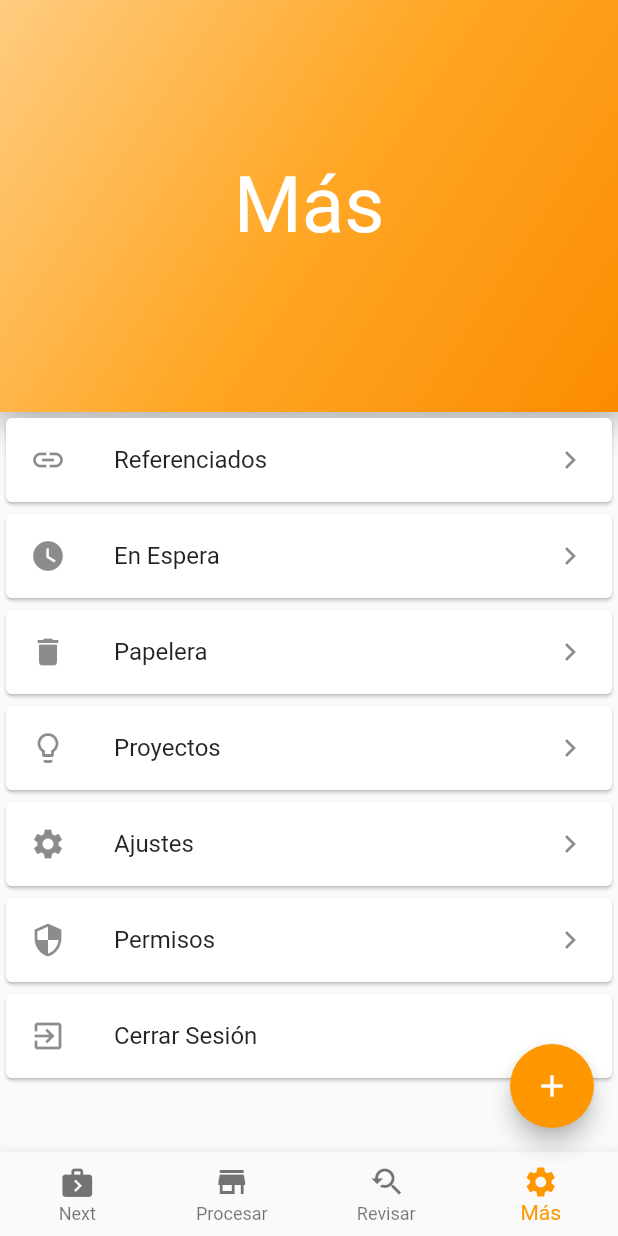
After one commit to Swanito/getting-things-done-flutter, a Flutter app: the HomeScreen screen opened directly, item 4 of the bottom bar chosen, on a phone screen of 412 x 824 dp. The commit adds this screen. Run offline on Flutter 3.47's test engine with Material 2 defaults, Android fonts, the phone set to English and light mode, and no system bars; our stand-ins replace bloc, equatable, firebase_auth, flutter_bloc, font_awesome_flutter, google_sign_in and 3 more; accounts and stored records are empty.

Commit message:
More screen and placeholders + some minor fixed

```diff
--- a/lib/auth/auth_screen.dart
+++ b/lib/auth/auth_screen.dart
@@ -28,13 +28,13 @@ class AuthScreen extends StatelessWidget {
             SizedBox(height: 60.0),
             SizedBox(
               width: double.infinity - 100,
-              height: MediaQuery.of(context).size.height / 10,
+              height: MediaQuery.of(context).size.height / 12,
               child: loginButton,
             ),
             SizedBox(height: 15.0),
             SizedBox(
               width: double.infinity - 100,
-              height: MediaQuery.of(context).size.height / 10,
+              height: MediaQuery.of(context).size.height / 12,
               child: registerButton,
             ),
           ],
@@ -46,6 +46,7 @@ class AuthScreen extends StatelessWidget {
   @override
   Widget build(BuildContext context) {
     final Widget loginButton = RaisedButton(
+      color: Colors.white,
       onPressed: () => {
         BlocProvider.of<NavigatorBloc>(context)
             .add(NavigatorAction.NavigateToLoginEvent),
@@ -54,6 +55,7 @@ class AuthScreen extends StatelessWidget {
     );
 
     final Widget registerButton = RaisedButton(
+      color: Colors.white,
       onPressed: () => {
                 BlocProvider.of<NavigatorBloc>(context)
             .add(NavigatorAction.NavigateToRegisterEvent),
--- /dev/null
+++ b/lib/common/gtd_app_bar.dart
@@ -0,0 +1,49 @@
+import 'package:flutter/material.dart';
+
+class GTDAppBar extends StatelessWidget implements PreferredSizeWidget {
+  final String _title;
+
+  GTDAppBar({@required String title})
+      : assert(title != null),
+        _title = title;
+
+  @override
+  Widget build(BuildContext context) {
+    Size media = MediaQuery.of(context).size;
+
+    return SizedBox(
+      height: media.height / 3,
+      width: media.width,
+      child: Container(
+        decoration: BoxDecoration(
+          gradient: LinearGradient(
+              begin: Alignment.bottomRight,
+              end: Alignment.topLeft,
+              colors: [
+                Colors.orange[600],
+                Colors.orange[400],
+                Colors.orange[200],
+                // Colors.orange[100],
+              ]),
+          boxShadow: [
+            BoxShadow(
+              color: Colors.grey,
+              blurRadius: 20.0, // has the effect of softening the shadow
+              spreadRadius: 5.0, // has the effect of extending the shadow
+            )
+          ],
+        ),
+        child: Center(
+          child: Text(
+            _title,
+            style: TextStyle(color: Colors.white, fontSize: 52),
+          ),
+        ),
+      ),
+    );
+  }
+
+  @override
+  // TODO: implement preferredSize
+  Size get preferredSize => Size.fromHeight(60);
+}
--- a/lib/core/core_blocs/navigator_bloc.dart
+++ b/lib/core/core_blocs/navigator_bloc.dart
@@ -41,7 +41,7 @@ class NavigatorBloc extends Bloc<NavigatorAction, dynamic> {
         navigatorKey.currentState.push(MaterialPageRoute(builder: (context) => RegisterScreen(userRepository: this.userRepository)));
         break;
       case NavigatorAction.NavigateToHome:
-        navigatorKey.currentState.push(MaterialPageRoute(builder: (context) => HomeScreen()));
+        navigatorKey.currentState.push(MaterialPageRoute(builder: (context) => HomeScreen(userRepository: userRepository)));
     }
   }
 }
--- a/lib/core/styles.dart
+++ b/lib/core/styles.dart
@@ -22,6 +22,6 @@ final kTitleStyleOrange = TextStyle(
 
 final kButtonLabel = TextStyle(
   color: Colors.orange,
-  fontFamily: 'CM Sans Serif',
-  fontSize: 14.0,
+  // fontFamily: 'CM Sans Serif',
+  fontSize: 16.0,
 );
--- a/lib/home/home_screen.dart
+++ b/lib/home/home_screen.dart
@@ -1,40 +1,68 @@
 import 'package:flutter/material.dart';
-import 'package:flutter_bloc/flutter_bloc.dart';
-import 'package:gtd/auth/authentication_bloc.dart';
+import 'package:gtd/core/repositories/remote/user_repository.dart';
+import 'package:gtd/home/more/more_screen.dart';
+import 'package:gtd/home/next/next_screen.dart';
+import 'package:gtd/home/procesar/process_screen.dart';
+import 'package:gtd/home/revisar/review_screen.dart';
 
-class HomeScreen extends StatelessWidget {
-  final String name;
+class HomeScreen extends StatefulWidget {
+  final UserRepository _userRepository;
 
-  HomeScreen({Key key, @required this.name}) : super(key: key);
+  HomeScreen({Key key, UserRepository userRepository})
+      : assert(userRepository != null),
+        _userRepository = userRepository;
+
+  @override
+  State<StatefulWidget> createState() {
+    return HomeScreenState(userRepository: _userRepository);
+  }
+}
+
+class HomeScreenState extends State<HomeScreen> {
+  final UserRepository _userRepository;
+  int _selectedTabIndex = 0;
+
+  HomeScreenState({Key key, UserRepository userRepository})
+      : assert(userRepository != null),
+        _userRepository = userRepository;
+
+  _changeIndex(int index) {
+    setState(() {
+      _selectedTabIndex = index;
+    });
+  }
 
   @override
   Widget build(BuildContext context) {
+    List _pages = [
+      NextScreen(userRepository: _userRepository),
+      ProcessScreen(userRepository: _userRepository),
+      ReviewScreen(userRepository: _userRepository),
+      MoreScreen(userRepository: _userRepository),
+    ];
     return Scaffold(
-      appBar: AppBar(
-        title: Text('Home'),
-        actions: <Widget>[
-          IconButton(
-            icon: Icon(Icons.exit_to_app),
-            onPressed: () {
-              BlocProvider.of<AuthenticationBloc>(context).add(
-                LoggedOut(),
-              );
-            },
-          )
+      body: Center(child: _pages[_selectedTabIndex]),
+      floatingActionButton: FloatingActionButton(
+        onPressed: () => {},
+        backgroundColor: Colors.orange,
+        child: Icon(Icons.add),
+      ),
+      bottomNavigationBar: BottomNavigationBar(
+        currentIndex: _selectedTabIndex,
+        onTap: _changeIndex,
+        type: BottomNavigationBarType.fixed,
+        selectedItemColor: Colors.orange,
+        items: [
+          BottomNavigationBarItem(
+              title: Text('Next'), icon: Icon(Icons.next_week)),
+          BottomNavigationBarItem(
+              title: Text('Procesar'), icon: Icon(Icons.store)),
+          BottomNavigationBarItem(
+              title: Text('Revisar'), icon: Icon(Icons.youtube_searched_for)),
+          BottomNavigationBarItem(
+              title: Text('Más'), icon: Icon(Icons.settings))
         ],
       ),
-      body: Column(
-        mainAxisAlignment: MainAxisAlignment.spaceEvenly,
-        children: <Widget>[
-          Center(child: Text('Welcome $name!')),
-        ],
-      ),
-      bottomNavigationBar: BottomNavigationBar(items: [
-        BottomNavigationBarItem(title: Text('Next'), icon: Icon(Icons.next_week)),
-        BottomNavigationBarItem(title: Text('Revisar'), icon: Icon(Icons.youtube_searched_for)),
-        BottomNavigationBarItem(title: Text('Procesar'), icon: Icon(Icons.store)),
-        BottomNavigationBarItem(title: Text('Ajustes'), icon: Icon(Icons.settings))
-      ]),
     );
   }
 }
--- /dev/null
+++ b/lib/home/more/more_screen.dart
@@ -0,0 +1,87 @@
+import 'package:flutter/material.dart';
+import 'package:flutter_bloc/flutter_bloc.dart';
+import 'package:gtd/auth/authentication_bloc.dart';
+import 'package:gtd/common/gtd_app_bar.dart';
+import 'package:gtd/core/repositories/remote/user_repository.dart';
+
+class MoreScreen extends StatelessWidget {
+  final UserRepository _userRepository;
+
+  MoreScreen({Key key, UserRepository userRepository})
+      : assert(userRepository != null),
+        _userRepository = userRepository;
+
+  @override
+  Widget build(BuildContext context) {
+    return Scaffold(
+      body: Column(
+        children: [
+          GTDAppBar(title: 'Más'),
+          Flexible(
+            child: ListView(
+              children: [
+                Card(
+                  child: ListTile(
+                    leading: Icon(Icons.link),
+                    title: Text('Referenciados'),
+                    trailing: Icon(Icons.keyboard_arrow_right),
+                    onTap: () => {},
+                  ),
+                ),
+                Card(
+                  child: ListTile(
+                    leading: Icon(Icons.watch_later),
+                    title: Text('En Espera'),
+                    trailing: Icon(Icons.keyboard_arrow_right),
+                    onTap: () => {},
+                  ),
+                ),
+                Card(
+                  child: ListTile(
+                    leading: Icon(Icons.delete),
+                    title: Text('Papelera'),
+                    trailing: Icon(Icons.keyboard_arrow_right),
+                    onTap: () => {},
+                  ),
+                ),
+                Card(
+                  child: ListTile(
+                    leading: Icon(Icons.lightbulb_outline),
+                    title: Text('Proyectos'),
+                    trailing: Icon(Icons.keyboard_arrow_right),
+                    onTap: () => {},
+                  ),
+                ),
+                Card(
+                  child: ListTile(
+                    leading: Icon(Icons.settings),
+                    title: Text('Ajustes'),
+                    trailing: Icon(Icons.keyboard_arrow_right),
+                    onTap: () => {},
+                  ),
+                ),
+                Card(
+                  child: ListTile(
+                    leading: Icon(Icons.security),
+                    title: Text('Permisos'),
+                    trailing: Icon(Icons.keyboard_arrow_right),
+                    onTap: () => {},
+                  ),
+                ),
+                Card(
+                  child: ListTile(
+                    leading: Icon(Icons.exit_to_app),
+                    title: Text('Cerrar Sesión'),
+                    onTap: () => {
+                      BlocProvider.of<AuthenticationBloc>(context).add(LoggedOut())
+                    },
+                  ),
+                ),
+              ],
+            ),
+          )
+        ],
+      ),
+    );
+  }
+}
--- a/lib/main.dart
+++ b/lib/main.dart
@@ -109,7 +109,7 @@ class GTDState extends State<GTD> {
               );
             }
             if (state is Authenticated) {
-              return HomeScreen(name: state.displayName);
+              return HomeScreen(userRepository: _userRepository);
             }
             return OnboardingScreen(userRepository: _userRepository);
           }),
--- a/lib/onboarding/onboarding_screen.dart
+++ b/lib/onboarding/onboarding_screen.dart
@@ -176,8 +176,8 @@ class _OnboardingScreenState extends State<OnboardingScreen> {
                 onTap: () => {
                   BlocProvider.of<LocalStatusBloc>(context)
                       .add(LocalStatusEvent.CompleteOnboardingAction),
-                  BlocProvider.of<NavigatorBloc>(context)
-                      .add(NavigatorAction.NavigateToAuthEvent),
+                  // BlocProvider.of<NavigatorBloc>(context)
+                  //     .add(NavigatorAction.NavigateToAuthEvent),
                 },
                 child: Center(
                   child: Padding(
```
Also changed, not shown: lib/auth/login/login_bloc.dart (+6 -2 lines), lib/auth/login/login_form.dart (+33 -7 lines), lib/auth/login/login_state.dart (+31 -7 lines), lib/auth/register/register_bloc.dart (+6 -2 lines), lib/auth/register/register_form.dart (+19 -1 lines), lib/auth/register/register_state.dart (+21 -0 lines), lib/home/next/next_screen.dart (added, +22 -0 lines), lib/home/procesar/process_screen.dart (added, +22 -0 lines), lib/home/revisar/review_screen.dart (added, +22 -0 lines), pubspec.lock.
